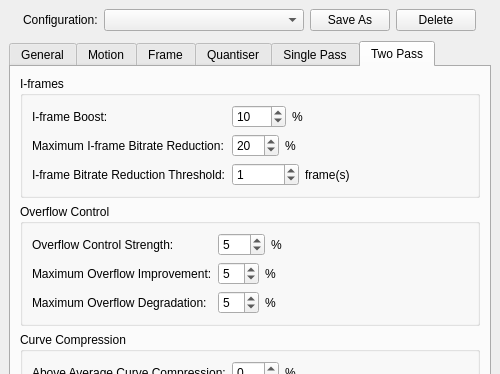
First picture: the form in branches/avidemux_2.5_branch_gruntster/plugins/ADM_videoEncoder/ADM_vidEnc_xvid/qt4/xvidConfigDialog.ui, repository BackupTheBerlios/avidemux-svn, before the edit; both pictures show x 0 to 500 and y 0 to 374 of the 500 by 612 pixel window.
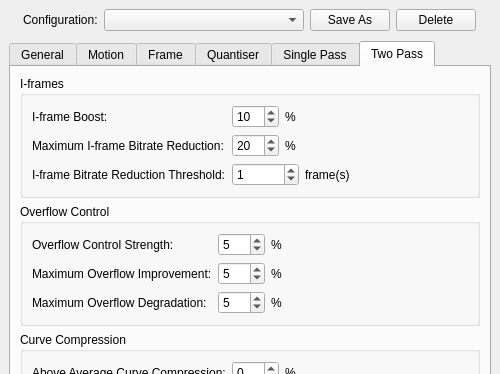
Second picture: the form after the edit. The open tabs and pages were chosen to show the change.

Commit message: [xvid] hook up Two Pass tab for Qt options window

What changed in the file:
```diff
--- a/branches/avidemux_2.5_branch_gruntster/plugins/ADM_videoEncoder/ADM_vidEnc_xvid/qt4/xvidConfigDialog.ui
+++ b/branches/avidemux_2.5_branch_gruntster/plugins/ADM_videoEncoder/ADM_vidEnc_xvid/qt4/xvidConfigDialog.ui
@@ -2018,7 +2018,7 @@
             <item>
              <widget class="QSpinBox" name="spinBox_4" >
               <property name="maximum" >
-               <number>1000</number>
+               <number>100</number>
               </property>
               <property name="value" >
                <number>10</number>
@@ -2174,10 +2174,10 @@
             <item>
              <widget class="QSpinBox" name="spinBox_9" >
               <property name="maximum" >
-               <number>80</number>
+               <number>100</number>
               </property>
               <property name="minimum" >
-               <number>1</number>
+               <number>0</number>
               </property>
               <property name="value" >
                <number>5</number>
@@ -2217,10 +2217,10 @@
             <item>
              <widget class="QSpinBox" name="spinBox_8" >
               <property name="maximum" >
-               <number>80</number>
+               <number>100</number>
               </property>
               <property name="minimum" >
-               <number>1</number>
+               <number>0</number>
               </property>
               <property name="value" >
                <number>5</number>
```
Left out of the diff: 44 changed lines with no effect on the pictures. The commit also changes 4 other files.
